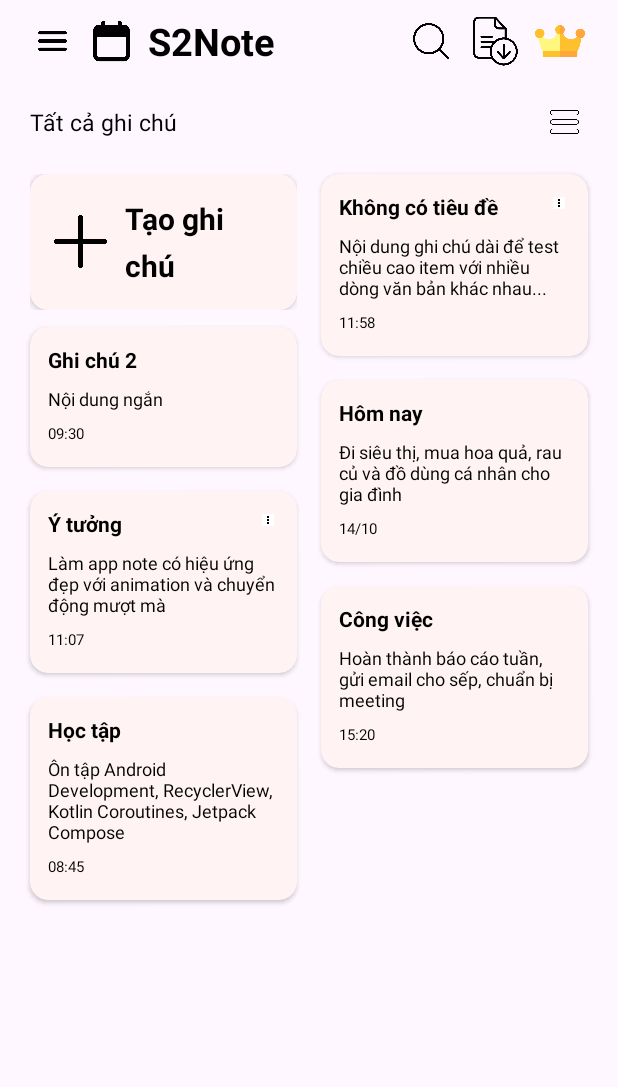
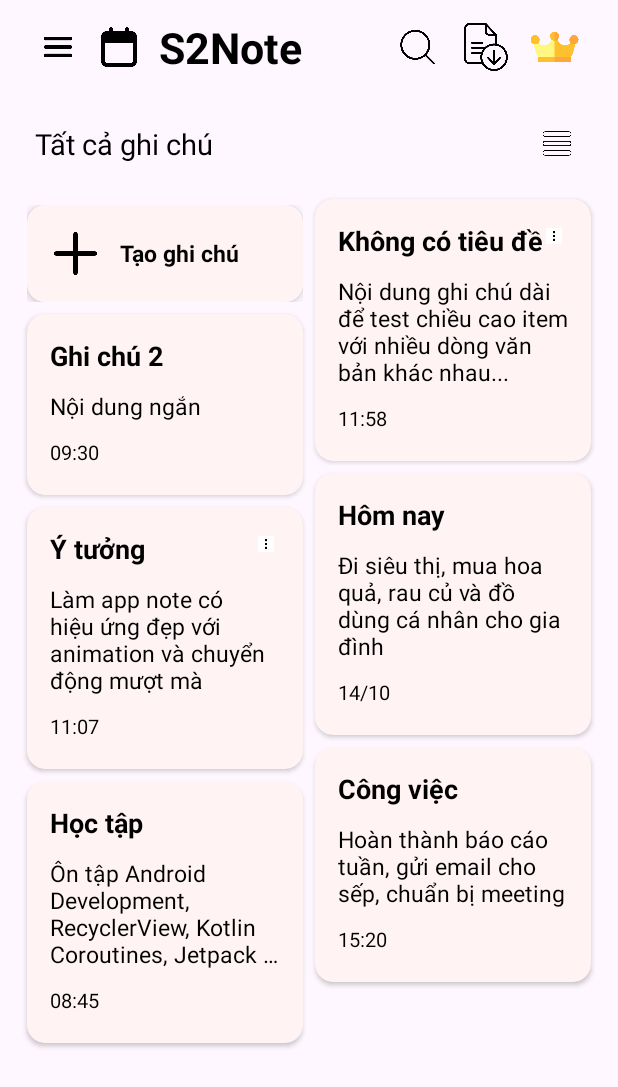
Before and after one commit to taidb/AndroidTutorial, an Android app: the screen it shows after launch (S2NotesActivity), on a phone screen of 412 x 824 dp. Shown: the top 1087 px of the screen. Run offline under Robolectric (Android 15) with nearby library versions, the phone set to English and light mode, and no system bars; our stand-ins replace data binding, sdp/ssp sizes.

Commit message:
Update ngày 16/10

```diff
--- a/app/src/main/java/com/example/androidtutorial/activity/adater/NoteAdapter.kt
+++ b/app/src/main/java/com/example/androidtutorial/activity/adater/NoteAdapter.kt
@@ -31,8 +31,14 @@ class NoteAdapter : RecyclerView.Adapter<RecyclerView.ViewHolder>() {
     val differ = AsyncListDiffer(this, diffCallback)
 
     var onAddNoteClick: ((Note) -> Unit)? = null
+    private var isGrifLayout = true
 
-    inner class AddNoteViewHolder(val binding: ItemAddBinding) :
+    fun setGridLayout(isGrid: Boolean) {
+        isGrifLayout = isGrid
+        notifyDataSetChanged()
+    }
+
+    inner class AddNoteViewHolder(private var binding: ItemAddBinding) :
         RecyclerView.ViewHolder(binding.root) {
         init {
             binding.viewRoot.setOnClickListener {
@@ -72,15 +78,20 @@ class NoteAdapter : RecyclerView.Adapter<RecyclerView.ViewHolder>() {
             }
 
             is NoteViewHolder -> {
-                val note = differ.currentList[position - 1] // trừ đi item add note
+                val note = differ.currentList[position - 1]
                 holder.binding.apply {
                     tvTitle.text = note.title
                     tvSubtitle.text = note.content
                     tvTime.text = note.time
 
-                    imgDot.visibility = if (note.isFixed) android.view.View.VISIBLE else android.view.View.GONE
+                    imgDot.visibility =
+                        if (note.isFixed) android.view.View.VISIBLE else android.view.View.GONE
 
-                    tvSubtitle.maxLines = 10
+                    if (isGrifLayout) {
+                        tvSubtitle.maxLines = 4
+                    } else {
+                        tvSubtitle.maxLines = 10
+                    }
                 }
             }
         }
--- a/app/src/main/java/com/example/androidtutorial/activity/layout/S2NotesActivity.kt
+++ b/app/src/main/java/com/example/androidtutorial/activity/layout/S2NotesActivity.kt
@@ -2,6 +2,7 @@ package com.example.androidtutorial.activity.layout
 
 import android.os.Bundle
 import androidx.appcompat.app.AppCompatActivity
+import androidx.recyclerview.widget.LinearLayoutManager
 import androidx.recyclerview.widget.StaggeredGridLayoutManager
 import com.example.androidtutorial.activity.adater.NoteAdapter
 import com.example.androidtutorial.activity.model.Note
@@ -11,20 +12,31 @@ class S2NotesActivity : AppCompatActivity() {
     private lateinit var binding: ActivityS2NotesBinding
     private val noteAdapter = NoteAdapter()
     private val notes = mutableListOf<Note>()
+    private var isGridLayout = true
+    private lateinit var gridLayoutManager: StaggeredGridLayoutManager
+    private lateinit var linearLayoutManager: LinearLayoutManager
+
     override fun onCreate(savedInstanceState: Bundle?) {
         super.onCreate(savedInstanceState)
         binding = ActivityS2NotesBinding.inflate(layoutInflater)
         setContentView(binding.root)
-
+        setupLayoutManagers()
         setupRecyclerView()
         loadData()
         setupClickListeners()
     }
 
+    private fun setupLayoutManagers() {
+        gridLayoutManager = StaggeredGridLayoutManager(2, StaggeredGridLayoutManager.VERTICAL)
+
+        linearLayoutManager = LinearLayoutManager(this)
+
+    }
+
     private fun setupRecyclerView() {
         binding.recyclerViewNotes.apply {
             // Sử dụng StaggeredGridLayoutManager với 2 cột
-            layoutManager = StaggeredGridLayoutManager(2, StaggeredGridLayoutManager.VERTICAL)
+            layoutManager = gridLayoutManager
 
             adapter = noteAdapter
         }
@@ -82,6 +94,9 @@ class S2NotesActivity : AppCompatActivity() {
     }
 
     private fun setupClickListeners() {
+        binding.menuBar.setOnClickListener {
+            toggleLayout()
+        }
         noteAdapter.onAddNoteClick = { newNote ->
             // Thêm note mới vào đầu danh sách
             notes.add(0, newNote)
@@ -91,4 +106,16 @@ class S2NotesActivity : AppCompatActivity() {
         }
     }
 
+    private fun toggleLayout() {
+        isGridLayout = !isGridLayout
+        if (isGridLayout) {
+            binding.recyclerViewNotes.layoutManager = gridLayoutManager
+        } else {
+            binding.recyclerViewNotes.layoutManager = linearLayoutManager
+        }
+        noteAdapter.setGridLayout(isGridLayout)
+        noteAdapter.notifyDataSetChanged()
+
+    }
+
 }
--- a/app/src/main/res/anim/slide_in_left.xml
+++ b/app/src/main/res/anim/slide_in_left.xml
@@ -2,7 +2,7 @@
 <translate xmlns:android="http://schemas.android.com/apk/res/android"
     android:fromXDelta="-5"
     android:toXDelta="5"
-    android:duration="400"
+    android:duration="300"
     android:interpolator="@android:anim/linear_interpolator"
     android:repeatCount="infinite"
     android:repeatMode="reverse" />
--- a/app/src/main/res/drawable/tab_basic_bg.xml
+++ b/app/src/main/res/drawable/tab_basic_bg.xml
@@ -2,7 +2,7 @@
 <shape xmlns:android="http://schemas.android.com/apk/res/android"
     android:shape="rectangle">
     <solid android:color="#FFF3F4"/>
-    <corners android:radius="@dimen/dimen_15"/>
+    <corners android:radius="@dimen/_16sdp"/>
     <stroke android:width="0dp" android:color="#00000000"/>
-    <padding android:left="@dimen/dimen_8" android:top="@dimen/dimen_6" android:right="@dimen/dimen_8" android:bottom="@dimen/dimen_6"/>
+    <padding android:left="@dimen/_8sdp" android:top="@dimen/_6sdp" android:right="@dimen/_8sdp" android:bottom="@dimen/_6sdp"/>
 </shape>
--- a/app/src/main/res/layout/activity_list_student.xml
+++ b/app/src/main/res/layout/activity_list_student.xml
@@ -19,7 +19,7 @@
         android:layout_width="wrap_content"
         android:layout_height="wrap_content"
         android:id="@+id/progressbarStudent"
-        android:layout_marginBottom="@dimen/dimen_50"
+        android:layout_marginBottom="@dimen/_50sdp"
         android:visibility="gone"
         app:layout_constraintBottom_toBottomOf="parent"
         app:layout_constraintEnd_toEndOf="parent"
--- a/app/src/main/res/layout/activity_s2_notes.xml
+++ b/app/src/main/res/layout/activity_s2_notes.xml
@@ -6,15 +6,15 @@
     android:id="@+id/main"
     android:layout_width="match_parent"
     android:layout_height="match_parent"
-    android:paddingStart="@dimen/dimen_12"
-    android:paddingEnd="@dimen/dimen_12"
+    android:paddingStart="@dimen/_11sdp"
+    android:paddingEnd="@dimen/_11sdp"
     tools:context=".activity.layout.S2NotesActivity">
 
     <androidx.constraintlayout.widget.ConstraintLayout
         android:id="@+id/topBar"
         android:layout_width="match_parent"
         android:layout_height="wrap_content"
-        android:padding="@dimen/dimen_10"
+        android:padding="@dimen/_9sdp"
         app:layout_constraintTop_toTopOf="parent">
 
         <androidx.appcompat.widget.AppCompatImageView
@@ -33,7 +33,7 @@
             android:id="@+id/note"
             android:layout_width="0dp"
             android:layout_height="0dp"
-            android:layout_marginStart="@dimen/dimen_10"
+            android:layout_marginStart="@dimen/_9sdp"
             android:contentDescription="@string/app_name"
             android:src="@drawable/tool"
             app:layout_constraintStart_toEndOf="@id/menu"
@@ -46,10 +46,10 @@
             android:id="@+id/name_app"
             android:layout_width="0dp"
             android:layout_height="wrap_content"
-            android:layout_marginStart="@dimen/dimen_8"
+            android:layout_marginStart="@dimen/_8sdp"
             android:text="@string/name_app"
             android:textColor="@color/black"
-            android:textSize="@dimen/dimen_25"
+            android:textSize="@dimen/_22sdp"
             android:textStyle="bold"
             app:layout_constraintStart_toEndOf="@id/note"
             app:layout_constraintTop_toTopOf="@id/note"
@@ -61,7 +61,7 @@
             android:id="@+id/search"
             android:layout_width="0dp"
             android:layout_height="0dp"
-            android:layout_marginEnd="@dimen/dimen_10"
+            android:layout_marginEnd="@dimen/_10sdp"
             android:contentDescription="@string/app_name"
             android:src="@drawable/search"
             app:layout_constraintEnd_toStartOf="@id/save"
@@ -74,7 +74,7 @@
             android:id="@+id/save"
             android:layout_width="0dp"
             android:layout_height="0dp"
-            android:layout_marginEnd="@dimen/dimen_10"
+            android:layout_marginEnd="@dimen/_10sdp"
             android:contentDescription="@string/app_name"
             android:src="@drawable/file"
             app:layout_constraintEnd_toStartOf="@id/buyPackage"
@@ -102,17 +102,17 @@
         android:id="@+id/headerNote"
         android:layout_width="match_parent"
         android:layout_height="wrap_content"
-        android:layout_marginTop="@dimen/dimen_8"
+        android:layout_marginTop="@dimen/_8sdp"
         app:layout_constraintTop_toBottomOf="@id/topBar">
 
         <androidx.appcompat.widget.AppCompatTextView
             android:id="@+id/txtNote"
             android:layout_width="wrap_content"
             android:layout_height="wrap_content"
-            android:padding="@dimen/dimen_8"
+            android:padding="@dimen/_7sdp"
             android:text="@string/text"
             android:textColor="@color/black"
-            android:textSize="@dimen/dimen_15"
+            android:textSize="@dimen/_15sdp"
             app:layout_constraintStart_toStartOf="parent"
             app:layout_constraintTop_toTopOf="parent" />
 
@@ -120,7 +120,7 @@
             android:id="@+id/menuBar"
             android:layout_width="0dp"
             android:layout_height="0dp"
-            android:layout_marginEnd="@dimen/dimen_10"
+            android:layout_marginEnd="@dimen/_10sdp"
             android:background="@android:color/transparent"
             android:contentDescription="@string/app_name"
             android:src="@drawable/menu_bar"
@@ -136,7 +136,7 @@
         android:id="@+id/recyclerViewNotes"
         android:layout_width="match_parent"
         android:layout_height="0dp"
-        android:layout_marginTop="@dimen/dimen_8"
+        android:layout_marginTop="@dimen/_8sdp"
         app:layoutManager="androidx.recyclerview.widget.StaggeredGridLayoutManager"
         app:layout_constraintTop_toBottomOf="@id/headerNote"
         app:layout_constraintBottom_toBottomOf="parent"
--- a/app/src/main/res/layout/alertdialog.xml
+++ b/app/src/main/res/layout/alertdialog.xml
@@ -23,7 +23,7 @@
             android:contentDescription="@string/app_name"
             android:text="@string/alertdialog"
             android:textColor="@color/black"
-            android:textSize="@dimen/dimen_20"
+            android:textSize="@dimen/_20sdp"
             android:textStyle="bold"
             android:gravity="center"
             />
--- a/app/src/main/res/layout/item_add.xml
+++ b/app/src/main/res/layout/item_add.xml
@@ -4,25 +4,25 @@
     android:id="@+id/background"
     android:layout_width="match_parent"
     android:layout_height="wrap_content"
-    android:layout_marginHorizontal="@dimen/dimen_8"
-    android:layout_marginTop="@dimen/dimen_8"
-    android:layout_marginBottom="@dimen/dimen_3">
+    android:layout_marginHorizontal="@dimen/_3sdp"
+    android:layout_marginTop="@dimen/_6sdp"
+    android:layout_marginBottom="@dimen/_3sdp">
 
     <LinearLayout
         android:id="@+id/viewRoot"
         android:layout_width="match_parent"
         android:layout_height="wrap_content"
         android:background="@drawable/tab_pro_bg"
-        android:elevation="@dimen/dimen_3"
+        android:elevation="@dimen/_3sdp"
         android:orientation="horizontal"
         android:gravity="center_vertical"
-        android:paddingVertical="@dimen/dimen_16"
-        android:paddingHorizontal="@dimen/dimen_16">
+        android:paddingVertical="@dimen/_14sdp"
+        android:paddingHorizontal="@dimen/_14sdp">
 
         <androidx.appcompat.widget.AppCompatImageView
             android:id="@+id/imgDone"
-            android:layout_width="@dimen/dimen_35"
-            android:layout_height="@dimen/dimen_35"
+            android:layout_width="@dimen/_22sdp"
+            android:layout_height="@dimen/_22sdp"
             android:contentDescription="@string/app_name"
             app:srcCompat="@drawable/plus" />
 
@@ -31,11 +31,11 @@
             android:layout_width="0dp"
             android:layout_height="wrap_content"
             android:layout_weight="1"
-            android:layout_marginStart="@dimen/dimen_12"
-            android:lineSpacingExtra="@dimen/dimen_8"
+            android:layout_marginStart="@dimen/_12sdp"
+            android:lineSpacingExtra="@dimen/_8sdp"
             android:text="@string/text1"
             android:textColor="@color/black"
-            android:textSize="@dimen/dimen_20"
+            android:textSize="@dimen/_12sdp"
             android:textStyle="bold" />
 
     </LinearLayout>
--- a/app/src/main/res/layout/item_notes.xml
+++ b/app/src/main/res/layout/item_notes.xml
@@ -3,12 +3,12 @@
     xmlns:app="http://schemas.android.com/apk/res-auto"
     android:layout_width="match_parent"
     android:layout_height="wrap_content"
-    android:layout_margin="@dimen/dimen_8"
+    android:layout_margin="@dimen/_3sdp"
     android:background="@drawable/tab_pro_bg"
     android:clipToOutline="true"
     android:elevation="2dp"
     android:foreground="?attr/selectableItemBackground"
-    android:padding="@dimen/dimen_12">
+    android:padding="@dimen/_12sdp">
 
     <androidx.appcompat.widget.AppCompatTextView
         android:id="@+id/tvTitle"
@@ -18,7 +18,7 @@
         android:maxLines="2"
         android:text="Tiêu đề ví dụ"
         android:textColor="@color/black"
-        android:textSize="@dimen/dimen_14"
+        android:textSize="@dimen/_14sdp"
         android:textStyle="bold"
         app:layout_constraintEnd_toStartOf="@+id/imgDot"
         app:layout_constraintStart_toStartOf="parent"
@@ -29,12 +29,12 @@
         android:id="@+id/tvSubtitle"
         android:layout_width="0dp"
         android:layout_height="wrap_content"
-        android:layout_marginTop="@dimen/dimen_8"
+        android:layout_marginTop="@dimen/_8sdp"
         android:ellipsize="end"
         android:maxLines="10"
         android:text="Mô tả ngắn gọn"
         android:textColor="@color/black"
-        android:textSize="@dimen/dimen_12"
+        android:textSize="@dimen/_12sdp"
         app:layout_constraintBottom_toTopOf="@id/tvTime"
         app:layout_constraintEnd_toEndOf="parent"
         app:layout_constraintStart_toStartOf="parent"
@@ -45,21 +45,21 @@
         android:id="@+id/tvTime"
         android:layout_width="wrap_content"
         android:layout_height="wrap_content"
-        android:layout_marginTop="@dimen/dimen_8"
-        android:layout_marginBottom="@dimen/dimen_3"
+        android:layout_marginTop="@dimen/_8sdp"
+        android:layout_marginBottom="@dimen/_3sdp"
         android:text="11:58"
         android:textColor="@color/black"
-        android:textSize="@dimen/dimen_10"
+        android:textSize="@dimen/_10sdp"
         app:layout_constraintBottom_toBottomOf="parent"
         app:layout_constraintStart_toStartOf="parent"
         app:layout_constraintTop_toBottomOf="@id/tvSubtitle" />
 
     <androidx.appcompat.widget.AppCompatImageView
         android:id="@+id/imgDot"
-        android:layout_width="@dimen/dimen_8"
-        android:layout_height="@dimen/dimen_8"
-        android:layout_marginTop="@dimen/dimen_3"
-        android:layout_marginEnd="@dimen/dimen_3"
+        android:layout_width="@dimen/_8sdp"
+        android:layout_height="@dimen/_8sdp"
+        android:layout_marginTop="@dimen/_3sdp"
+        android:layout_marginEnd="@dimen/_3sdp"
         android:backgroundTint="@color/black"
         android:src="@drawable/dot"
         android:visibility="gone"
--- a/app/src/main/res/values/dimen.xml
+++ b/app/src/main/res/values/dimen.xml
@@ -1,23 +1,23 @@
 <?xml version="1.0" encoding="utf-8"?>
 <resources>
-    <dimen name="dimen_1">1sp</dimen>
-    <dimen name="dimen_3">3sp</dimen>
-    <dimen name="dimen_6">6sp</dimen>
-    <dimen name="dimen_8">8sp</dimen>
-    <dimen name="dimen_10">10sp</dimen>
-    <dimen name="dimen_13">13sp</dimen>
-    <dimen name="dimen_14">14sp</dimen>
-    <dimen name="dimen_16">16sp</dimen>
-    <dimen name="dimen_12">12sp</dimen>
-    <dimen name="dimen_15">15sp</dimen>
-    <dimen name="dimen_20">20sp</dimen>
-    <dimen name="dimen_25">25sp</dimen>
-    <dimen name="dimen_27">27sp</dimen>
-    <dimen name="dimen_30">30sp</dimen>
-    <dimen name="dimen_35">35sp</dimen>
-    <dimen name="dimen_40">40sp</dimen>
-    <dimen name="dimen_50">50sp</dimen>
-    <dimen name="dimen_100">100sp</dimen>
-    <dimen name="dimen_150">150sp</dimen>
+<!--    <dimen name="dimen_1">1sdp</dimen>-->
+<!--    <dimen name="dimen_3">3sdp</dimen>-->
+<!--    <dimen name="dimen_6">6sdp</dimen>-->
+<!--    <dimen name="dimen_8">8sdp</dimen>-->
+<!--    <dimen name="dimen_10">10sdp</dimen>-->
+<!--    <dimen name="dimen_13">13sdp</dimen>-->
+<!--    <dimen name="dimen_14">14sdp</dimen>-->
+<!--    <dimen name="dimen_16">16sdp</dimen>-->
+<!--    <dimen name="dimen_12">12sdp</dimen>-->
+<!--    <dimen name="dimen_15">15sp</dimen>-->
+<!--    <dimen name="dimen_20">20sp</dimen>-->
+<!--    <dimen name="dimen_25">25sp</dimen>-->
+<!--    <dimen name="dimen_27">27sp</dimen>-->
+<!--    <dimen name="dimen_30">30sp</dimen>-->
+<!--    <dimen name="dimen_35">35sp</dimen>-->
+<!--    <dimen name="dimen_40">40sp</dimen>-->
+<!--    <dimen name="dimen_50">50sp</dimen>-->
+<!--    <dimen name="dimen_100">100sp</dimen>-->
+<!--    <dimen name="dimen_150">150sp</dimen>-->
 
 </resources>
```
Also changed, not shown: app/build.gradle.kts (+2 -5 lines), app/src/main/res/layout/activity_advertisement.xml (+62 -62 lines), app/src/main/res/layout/activity_layout_first.xml (+7 -6 lines), app/src/main/res/layout/activity_main.xml (+10 -10 lines), app/src/main/res/layout/activity_main2.xml (+4 -4 lines), app/src/main/res/layout/item_card.xml (+8 -8 lines), app/src/main/res/layout/item_student.xml (+4 -4 lines).
